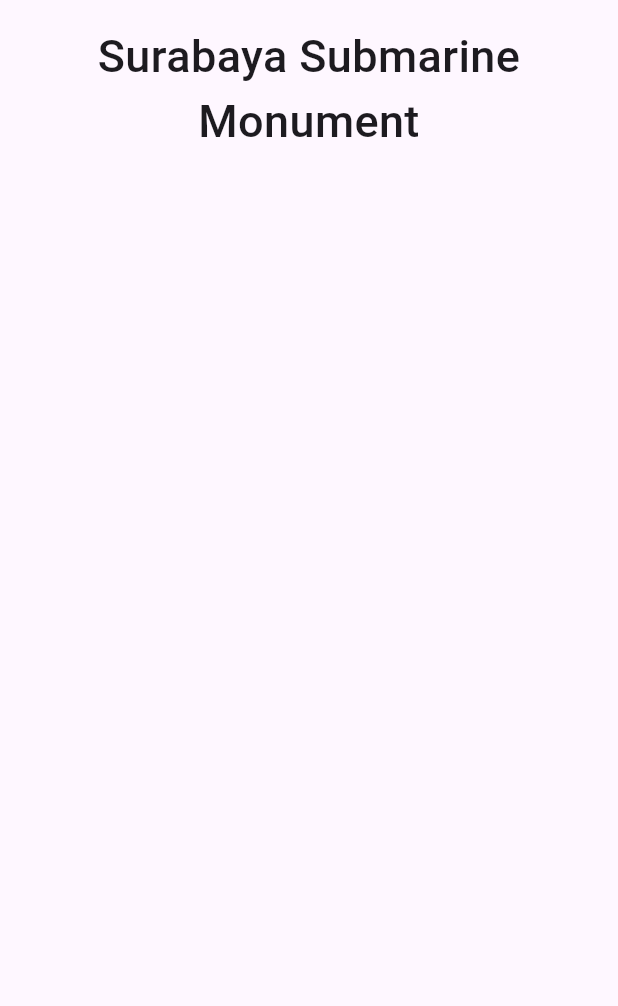
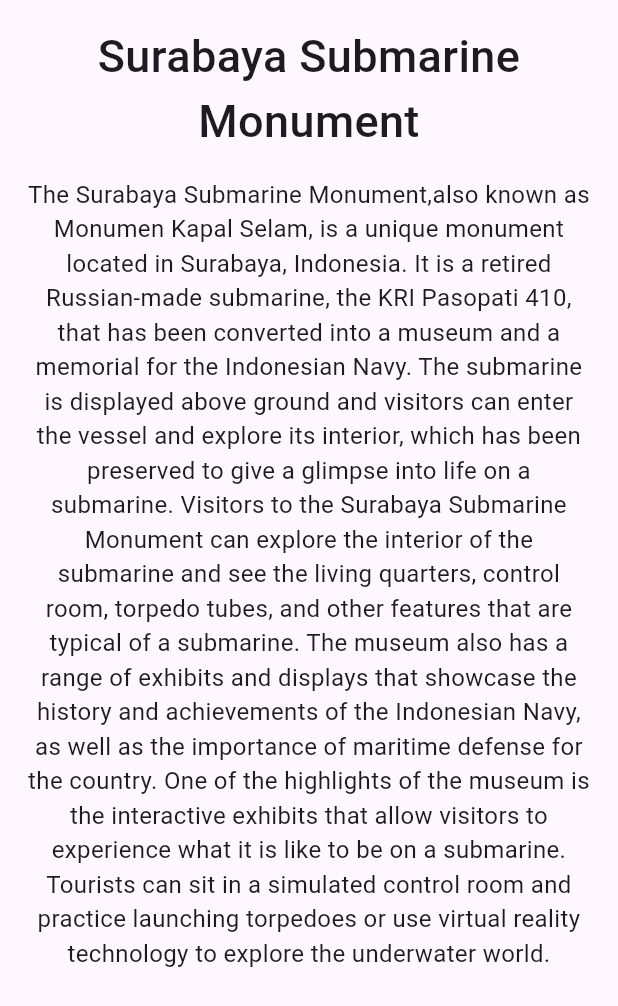
Before and after one commit to elfandirm/mobile-matkul, a Flutter app: the screen it shows after launch, on a phone screen of 412 x 824 dp. Shown: the top 1006 px of the screen. Run offline on Flutter 3.47's test engine with Material 3 defaults, Android fonts, the phone set to English and light mode, and no system bars.

Commit message:
Percobaan 2: tampilan deskripsi

```diff
--- a/lib/main.dart
+++ b/lib/main.dart
@@ -35,6 +35,14 @@ class DetailScreen extends StatelessWidget {
                 style: TextStyle(fontSize: 30, fontWeight: FontWeight.w500),
               ),
             ),
+            Container(
+              padding: EdgeInsets.all(16),
+              child: Text(
+                "The Surabaya Submarine Monument,also known as Monumen Kapal Selam, is a unique monument located in Surabaya, Indonesia. It is a retired Russian-made submarine, the KRI Pasopati 410, that has been converted into a museum and a memorial for the Indonesian Navy. The submarine is displayed above ground and visitors can enter the vessel and explore its interior, which has been preserved to give a glimpse into life on a submarine. Visitors to the Surabaya Submarine Monument can explore the interior of the submarine and see the living quarters, control room, torpedo tubes, and other features that are typical of a submarine. The museum also has a range of exhibits and displays that showcase the history and achievements of the Indonesian Navy, as well as the importance of maritime defense for the country. One of the highlights of the museum is the interactive exhibits that allow visitors to experience what it is like to be on a submarine. Tourists can sit in a simulated control room and practice launching torpedoes or use virtual reality technology to explore the underwater world.",
+                textAlign: TextAlign.center,
+                style: TextStyle(fontSize: 16),
+              ),
+            ),
           ],
         ),
       ),
```
